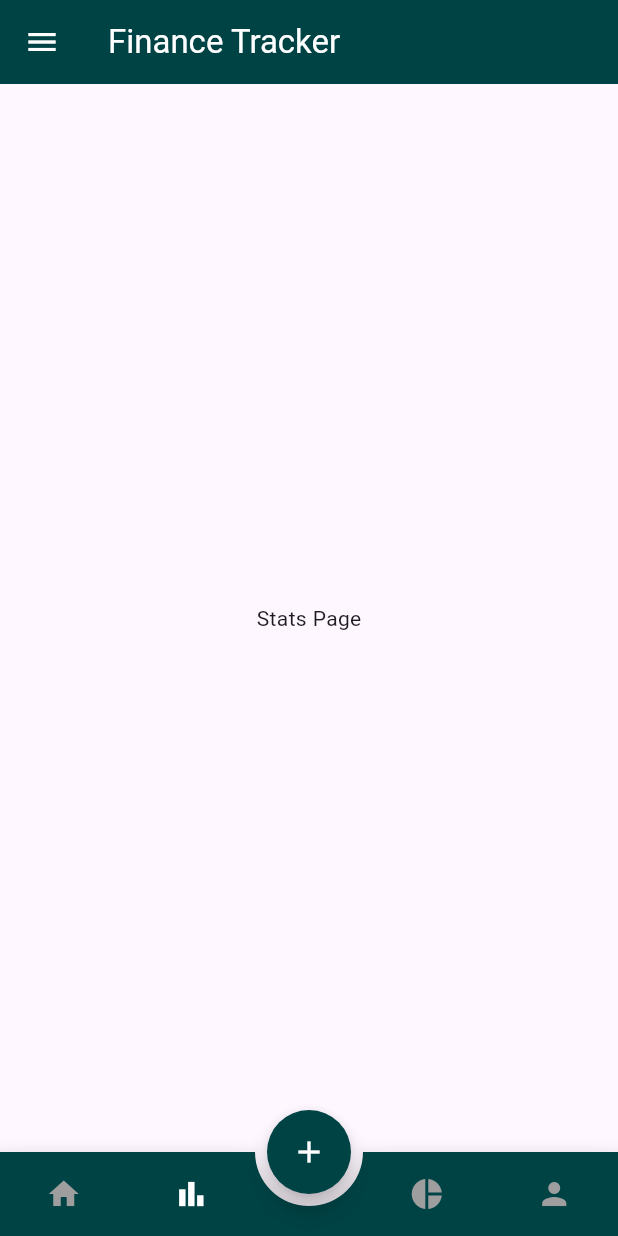
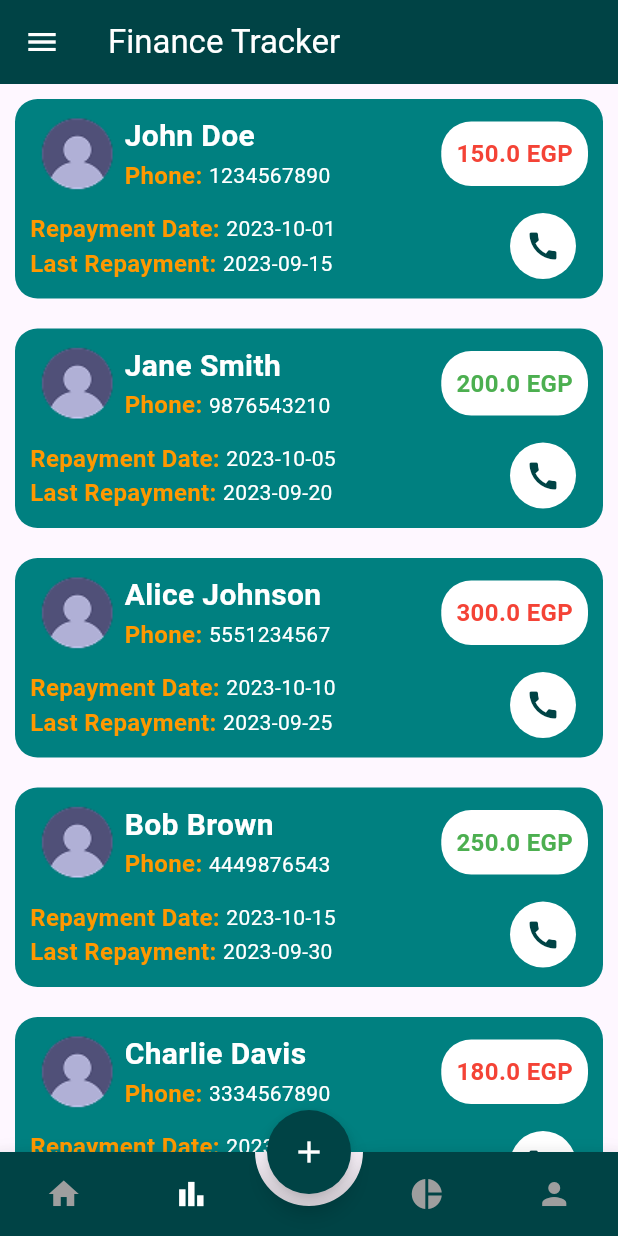
Before and after one commit to H0ss1m/finance_tracker, a Flutter app: the screen it shows after launch, item 2 of the bottom bar chosen, on a phone screen of 412 x 824 dp. Run offline on Flutter 3.47's test engine with Material 3 defaults, Android fonts, the phone set to English and light mode, and no system bars; drawn by our look-alikes of animated_bottom_navigation_bar; our stand-ins replace get.

Commit message:
feat: implement department transaction viewer and update dept page to display transactions

```diff
--- a/lib/view/home/home.dart
+++ b/lib/view/home/home.dart
@@ -1,5 +1,6 @@
 import 'package:animated_bottom_navigation_bar/animated_bottom_navigation_bar.dart';
 import 'package:finance_tracker/module/color.dart';
+import 'package:finance_tracker/view/pages/deptPage.dart';
 import 'package:finance_tracker/view/pages/homePage.dart';
 import 'package:flutter/material.dart';
 
@@ -21,9 +22,62 @@ List<IconData> iconList = [
 class _HomeState extends State<Home> {
   @override
   Widget build(BuildContext context) {
+
+    List deptList = [
+      {
+        'name': 'John Doe',
+        'phone': '1234567890',
+        'repaymentDate': '2023-10-01',
+        'lastRepayment': '2023-09-15',
+        'amount': 150.0,
+        'isIncome': false,
+      },
+      {
+        'name': 'Jane Smith',
+        'phone': '9876543210',
+        'repaymentDate': '2023-10-05',
+        'lastRepayment': '2023-09-20',
+        'amount': 200.0,
+        'isIncome': true,
+      },
+      {
+        'name': 'Alice Johnson',
+        'phone': '5551234567',
+        'repaymentDate': '2023-10-10',
+        'lastRepayment': '2023-09-25',
+        'amount': 300.0,
+        'isIncome': false,
+      },
+
+      {
+        'name': 'Bob Brown',
+        'phone': '4449876543',
+        'repaymentDate': '2023-10-15',
+        'lastRepayment': '2023-09-30',
+        'amount': 250.0,
+        'isIncome': true,
+      },
+      {
+        'name': 'Charlie Davis',
+        'phone': '3334567890',
+        'repaymentDate': '2023-10-20',
+        'lastRepayment': '2023-10-05',
+        'amount': 180.0,
+        'isIncome': false,
+      },
+      {
+        'name': 'Diana Evans',
+        'phone': '2229876543',
+        'repaymentDate': '2023-10-25',
+        'lastRepayment': '2023-10-10',
+        'amount': 220.0,
+        'isIncome': true,
+      },
+    ];
+
     List<Widget> pages = [
       homePage(context: context),
-      const Center(child: Text('Stats Page')),
+      deptPage(context: context, deptList: deptList),
       const Center(child: Text('Analytics Page')),
       const Center(child: Text('Profile Page')),
     ];
--- /dev/null
+++ b/lib/view/pages/deptPage.dart
@@ -0,0 +1,27 @@
+import 'package:finance_tracker/view/home/widgets/deptTransaction.dart';
+import 'package:flutter/material.dart';
+
+Widget deptPage({required BuildContext context, required List deptList}) {
+  return Column(
+    children: [
+      Container(),
+      Expanded(
+        child: ListView.builder(
+          itemCount: deptList.length,
+          itemBuilder: (context, index) {
+            // final dept = deptList[index];
+            return deptTransactionViewer(
+              context: context,
+              deptName: deptList[index]['name'],
+              phone: deptList[index]['phone'],
+              repaymentDate: deptList[index]['repaymentDate'],
+              lastRepayment: deptList[index]['lastRepayment'],
+              amount: deptList[index]['amount'],
+              isIncome: deptList[index]['isIncome'],
+            );
+          },
+        ),
+      ),
+    ],
+  );
+}
```
Also changed, not shown: lib/view/home/widgets/deptTransaction.dart (added, +127 -0 lines), assets/decor/deptUserBack.png (added), assets/icons/user.png (added), pubspec.lock, 1 other file.
